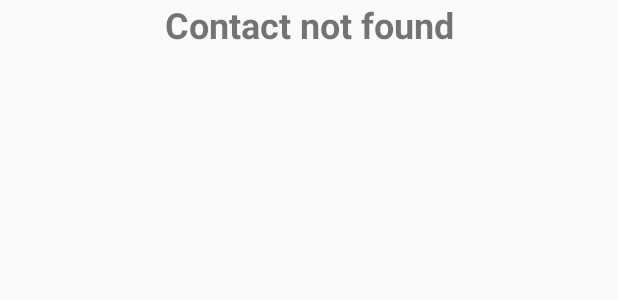
After one commit to gallko/learnAndriod1, an Android app: the layout fragment_not_found_contact.xml on its own in the app's theme, with its tools: preview values and no code run, on a phone screen of 412 x 824 dp. The commit adds this screen. Shown: the top 300 px of the screen. Run offline under Robolectric (Android 15) with nearby library versions, the phone set to English and light mode, and no system bars.

Commit message:
get first contact

```diff
--- a/app/src/main/AndroidManifest.xml
+++ b/app/src/main/AndroidManifest.xml
@@ -1,6 +1,8 @@
 <?xml version="1.0" encoding="utf-8"?>
 <manifest xmlns:android="http://schemas.android.com/apk/res/android"
     package="gluk.learning.rus.contactviewer">
+
+    <uses-permission android:name="android.permission.READ_CONTACTS"/>
 
     <application
         android:allowBackup="true"
--- a/app/src/main/java/gluk/learning/rus/contactviewer/Contact.java
+++ b/app/src/main/java/gluk/learning/rus/contactviewer/Contact.java
@@ -1,4 +1,6 @@
 package gluk.learning.rus.contactviewer;
+
+import android.net.Uri;
 
 import java.util.UUID;
 
@@ -13,6 +15,8 @@ public class Contact {
         mName = "Rus";
         mNumber = "89991893661";
         mMail = "thgall@mail.ru";
+        Uri uri = Uri.parse("content://contacts");
+        String s = "sdddd";
     }
 
     public UUID getId() {
--- a/app/src/main/java/gluk/learning/rus/contactviewer/MainActivity.java
+++ b/app/src/main/java/gluk/learning/rus/contactviewer/MainActivity.java
@@ -1,5 +1,7 @@
 package gluk.learning.rus.contactviewer;
 
+import android.database.Cursor;
+import android.provider.ContactsContract;
 import android.support.v4.app.Fragment;
 import android.support.v4.app.FragmentManager;
 import android.support.v7.app.AppCompatActivity;
--- /dev/null
+++ b/app/src/main/res/layout/fragment_not_found_contact.xml
@@ -0,0 +1,18 @@
+<?xml version="1.0" encoding="utf-8"?>
+<LinearLayout
+    xmlns:android="http://schemas.android.com/apk/res/android"
+    xmlns:app="http://schemas.android.com/apk/res-auto"
+    xmlns:tools="http://schemas.android.com/tools"
+    android:layout_width="match_parent"
+    android:layout_height="match_parent">
+
+    <TextView
+        android:id="@+id/textView"
+        android:layout_width="match_parent"
+        android:layout_height="wrap_content"
+        android:text="@string/contact_not_found"
+        android:textAlignment="center"
+        android:textSize="24sp"
+        android:textStyle="bold" />
+
+</LinearLayout>
--- a/app/src/main/res/values/strings.xml
+++ b/app/src/main/res/values/strings.xml
@@ -3,4 +3,5 @@
     <string name="contact_title_name">Name</string>
     <string name="contact_title_number">Number</string>
     <string name="contact_title_mail">Mail</string>
+    <string name="contact_not_found">Contact not found</string>
 </resources>
```
Also changed, not shown: app/src/main/java/gluk/learning/rus/contactviewer/ContactFragment.java (+54 -6 lines).
